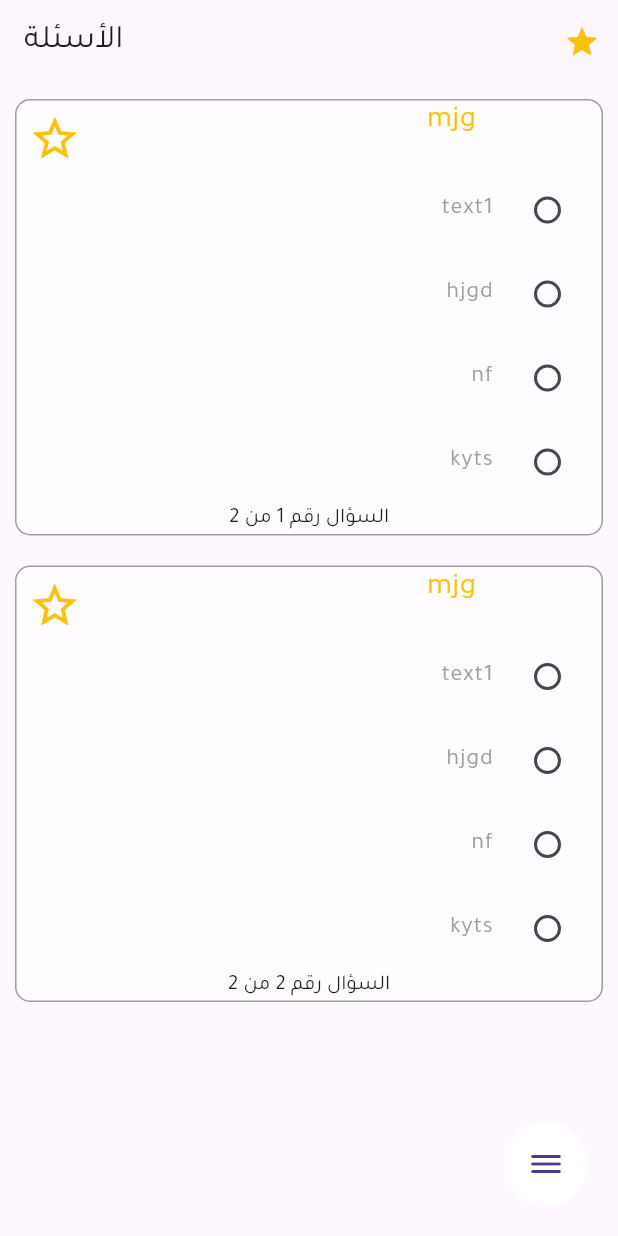
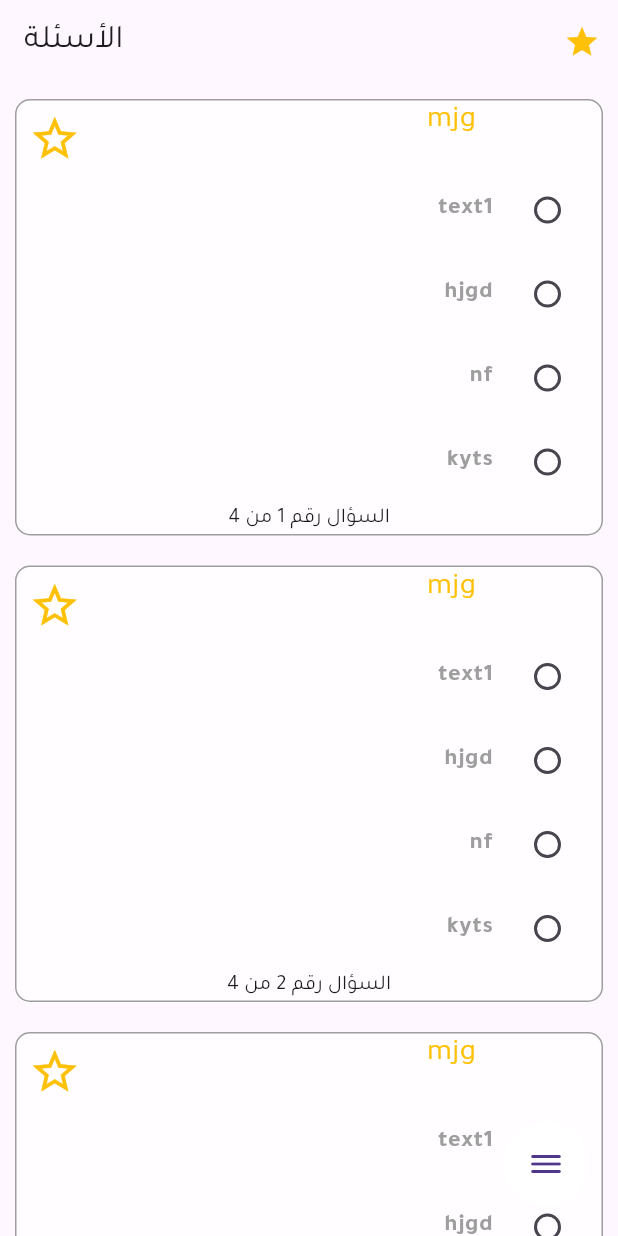
Before and after one commit to LinaHamdoun/un, a Flutter app: the screen it shows after launch, on a phone screen of 412 x 824 dp. Run offline on Flutter 3.47's test engine with Material 3 defaults, Android fonts, the phone set to English and light mode, and no system bars; drawn by our look-alikes of reactive_forms; our stand-ins replace bloc, flutter_bloc, flutter_screenutil, flutter_svg, font_awesome_flutter, shared_preferences; missing offline and left inert: mobile_scanner.

Commit message:
commit change file

```diff
--- a/lib/Component/list_question_com.dart
+++ b/lib/Component/list_question_com.dart
@@ -20,4 +20,24 @@ List<QuestionModel> listQuestion = [
     correctAnswer: 'hjgd',
     labelQuestion: 'questio',
   ),
+
+  QuestionModel(
+    txt1: 'text1',
+    txt2: 'hjgd',
+    txt3: 'nf',
+    txt4: 'kyts',
+    questionTxt: 'mjg',
+    correctAnswer: 'hjgd',
+    labelQuestion: 'questi',
+  ),
+  QuestionModel(
+    txt1: 'text1',
+    txt2: 'hjgd',
+    txt3: 'nf',
+    txt4: 'kyts',
+    questionTxt: 'mjg',
+    correctAnswer: 'hjgd',
+    labelQuestion: 'quest',
+  ),
+
 ];
--- a/lib/Component/reactive_radio.dart
+++ b/lib/Component/reactive_radio.dart
@@ -90,8 +90,9 @@ class _RadioFormExampleState extends State<RadioFormExample> {
   }
 
   Widget _buildRadioOption(String value) {
+    final  cubit = context.read <UiCubit>();
     bool isCorrect =
-        widget.showCorrectAnswers &&
+       cubit.showCorrect  &&
         value == widget.questionModel.correctAnswer;
 
     final formControl = form.control(widget.questionModel.labelQuestion);
@@ -116,7 +117,7 @@ class _RadioFormExampleState extends State<RadioFormExample> {
           value,
           style: TextStyle(
             color: textColor,
-            fontWeight: isSelected ? FontWeight.bold : FontWeight.normal,
+            fontWeight:  FontWeight.bold
           ),
         ),
       ),
--- a/lib/Cubit/ui_cubit.dart
+++ b/lib/Cubit/ui_cubit.dart
@@ -16,6 +16,7 @@ class UiCubit extends Cubit<UiState> {
   bool isShow = false;
   List<AnswerQuestion> listAnswerUser = [];
   bool showCorrect = false;
+  bool reset = false ;
 
   UiCubit() : super(UiInitial()) {
     _loadFavorites();
@@ -115,7 +116,8 @@ class UiCubit extends Cubit<UiState> {
 
   void resetAll() {
     listAnswerUser.clear();
-    emit(UiAnswersReset([]));
+    reset =  !reset ;
+    emit(UiAnswersRestart([]));
   }
 
   void toggleShowCorrect() {
--- a/lib/Cubit/ui_state.dart
+++ b/lib/Cubit/ui_state.dart
@@ -35,3 +35,9 @@ final class UiShowCorrectAnswers extends UiState {
 
   UiShowCorrectAnswers(this.showCorrect);
 }
+
+final class UiAnswersRestart extends UiState {
+  final List<AnswerQuestion> listAnswerUser;
+
+  UiAnswersRestart(this.listAnswerUser);
+}
--- a/lib/Screens/list_question.dart
+++ b/lib/Screens/list_question.dart
@@ -5,6 +5,7 @@ import 'package:flutter_svg/flutter_svg.dart';
 import 'package:untitled/Component/animation_icon.dart';
 import 'package:untitled/Cubit/ui_cubit.dart';
 
+import '../models/question_model.dart';
 import 'content_list_question.dart';
 
 class Questions extends StatelessWidget {
@@ -25,15 +26,15 @@ class Questions extends StatelessWidget {
           BlocBuilder<UiCubit, UiState>(
             builder: (context, state) {
               final cubit = context.read<UiCubit>();
-              final listAnswerUser = cubit.listAnswerUser;
+             // final listAnswerUser = cubit .listAnswerUser;
               bool showCorrect = false;
-              if (state is UiShowCorrectAnswers) {
-                showCorrect = state.showCorrect;
-              }
+            if (state is UiShowCorrectAnswers) {
+              showCorrect = state.showCorrect;
+             }
 
               return ContentListQuestion(
-                key: ValueKey(listAnswerUser.length),
-                showCorrectAnswers: showCorrect,
+                 key: ValueKey(cubit.reset),
+                showCorrectAnswers:showCorrect,
               );
             },
           ),
@@ -82,7 +83,7 @@ class Questions extends StatelessWidget {
           BlocBuilder<UiCubit, UiState>(
             builder: (context, state) {
               final cubit = context.read<UiCubit>();
-              final isShow = cubit.isShow;
+              bool isShow = cubit.isShow ;
               return Positioned(
                 right: 20,
                 bottom: 20,
```
Also changed, not shown: lib/Screens/content_list_question.dart (+7 -2 lines).
